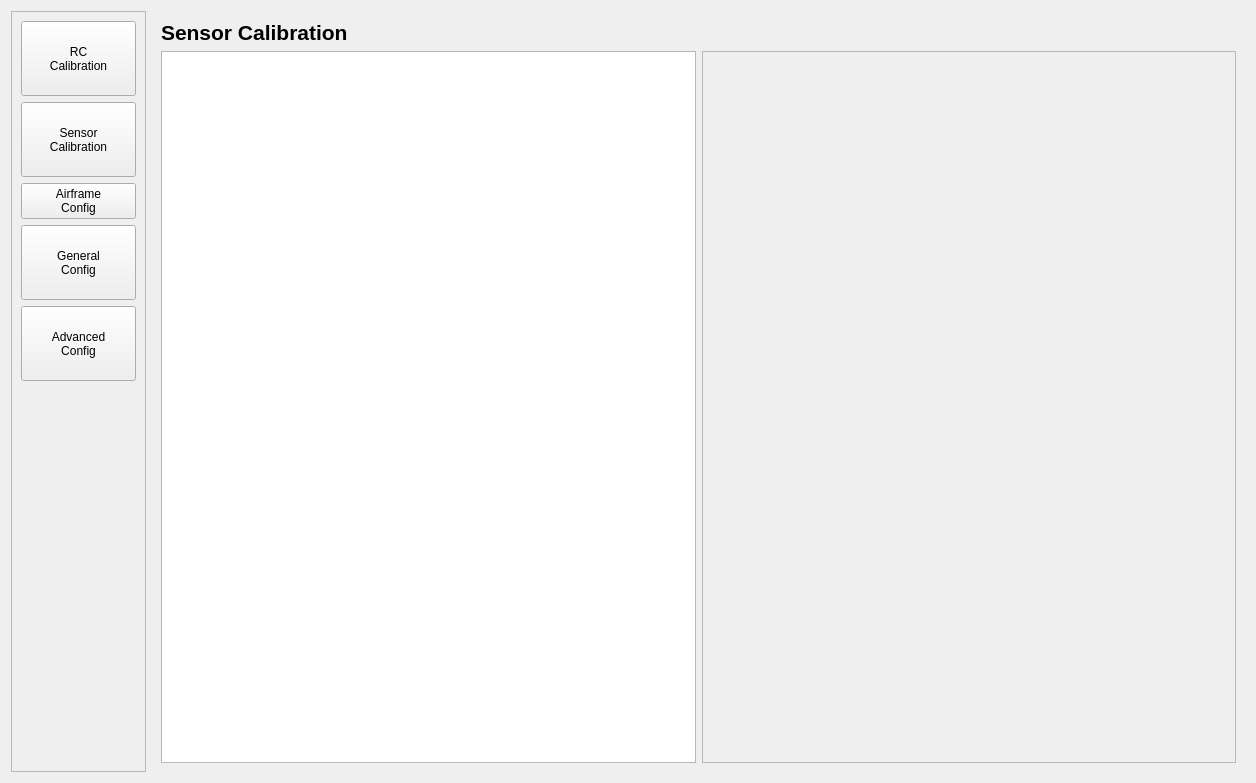
Old version of the form src/ui/QGCPX4VehicleConfig.ui in the repository mavlink/qgroundcontrol.
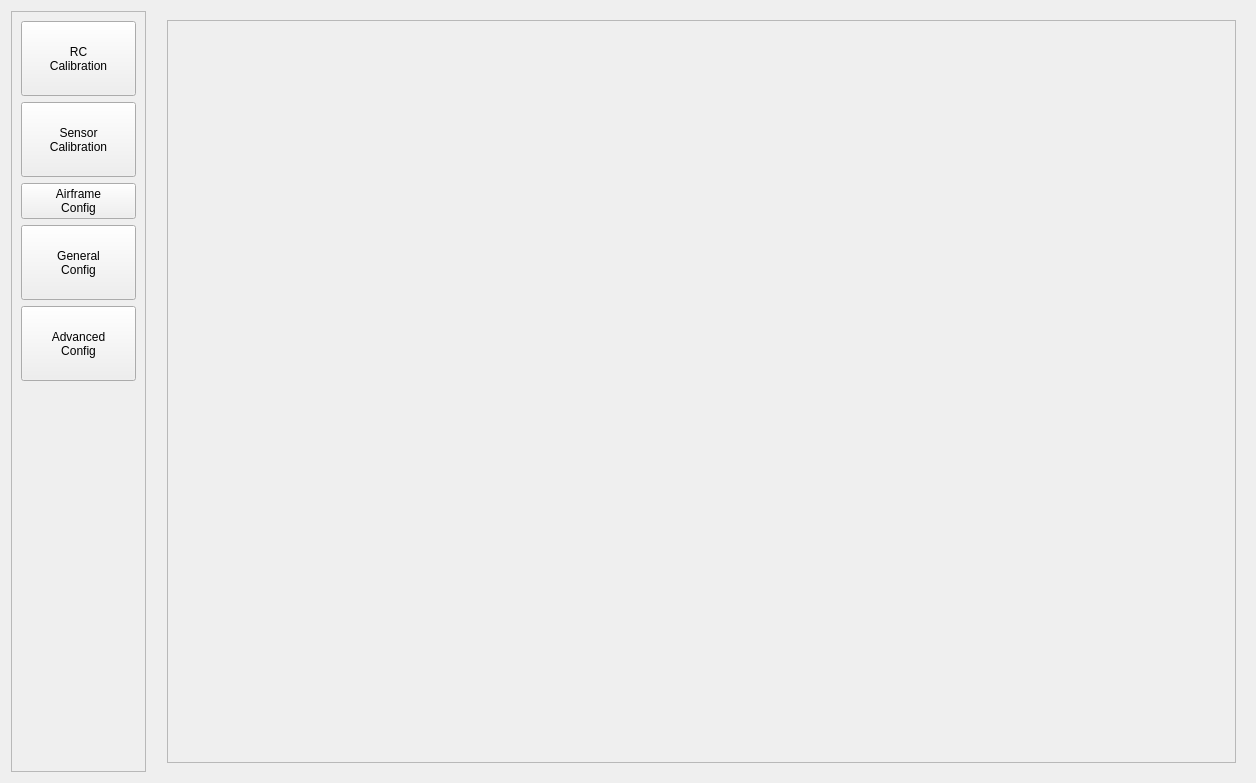
New version of the form. The open tabs and pages were chosen to show the change. Custom widgets are drawn as their Qt base class.

Commit message: Huge progress in vehicle config view, added text console to sensors view, all WIP, still ugly

```diff
--- a/src/ui/QGCPX4VehicleConfig.ui
+++ b/src/ui/QGCPX4VehicleConfig.ui
@@ -753,29 +753,10 @@
           <bold>true</bold>
          </font>
         </property>
-        <layout class="QVBoxLayout" name="verticalLayout_14">
+        <layout class="QHBoxLayout" name="horizontalLayout">
          <item>
-          <widget class="QLabel" name="tabTitleLabel_3">
-           <property name="text">
-            <string>Sensor Calibration</string>
-           </property>
-          </widget>
+          <widget class="QGCMessageView" name="widget" native="true"/>
          </item>
-         <item>
-          <layout class="QHBoxLayout" name="horizontalLayout_8">
-           <item>
-            <widget class="QTextBrowser" name="sensorTips">
-             <property name="html">
-              <string>&lt;!DOCTYPE HTML PUBLIC &quot;-//W3C//DTD HTML 4.0//EN&quot; &quot;http://www.w3.org/TR/REC-html40/strict.dtd&quot;&gt;
-&lt;html&gt;&lt;head&gt;&lt;meta name=&quot;qrichtext&quot; content=&quot;1&quot; /&gt;&lt;style type=&quot;text/css&quot;&gt;
-p, li { white-space: pre-wrap; }
-&lt;/style&gt;&lt;/head&gt;&lt;body style=&quot; font-family:'Lucida Grande'; font-size:16pt; font-weight:600; font-style:normal;&quot;&gt;
-&lt;p style=&quot;-qt-paragraph-type:empty; margin-top:0px; margin-bottom:0px; margin-left:0px; margin-right:0px; -qt-block-indent:0; text-indent:0px; font-family:'MS Shell Dlg 2'; font-size:8pt; font-weight:400;&quot;&gt;&lt;br /&gt;&lt;/p&gt;&lt;/body&gt;&lt;/html&gt;</string>
-             </property>
-            </widget>
-           </item>
-           <item>
-            <layout class="QVBoxLayout" name="verticalLayout_9" stretch="0">
              <item>
               <widget class="QScrollArea" name="scrollArea_3">
                <property name="widgetResizable">
@@ -786,8 +767,8 @@
                  <rect>
                   <x>0</x>
                   <y>0</y>
-                  <width>98</width>
-                  <height>28</height>
+              <width>1039</width>
+              <height>731</height>
                  </rect>
                 </property>
                 <layout class="QVBoxLayout" name="verticalLayout_10">
@@ -799,10 +780,6 @@
               </widget>
              </item>
             </layout>
-           </item>
-          </layout>
-         </item>
-        </layout>
        </widget>
        <widget class="QWidget" name="airframeTab">
         <layout class="QHBoxLayout" name="airframeLayout"/>
@@ -1206,6 +1183,12 @@
    <header>ui/QGCPendingParamWidget.h</header>
    <container>1</container>
   </customwidget>
+  <customwidget>
+   <class>QGCMessageView</class>
+   <extends>QWidget</extends>
+   <header location="global">QGCMessageView.h</header>
+   <container>1</container>
+  </customwidget>
  </customwidgets>
  <resources/>
  <connections/>
```
Left out of the diff: 2 changed lines with no effect on the pictures. Lines whose indentation alone changed are shown as unchanged. The commit also changes 13 other files.
